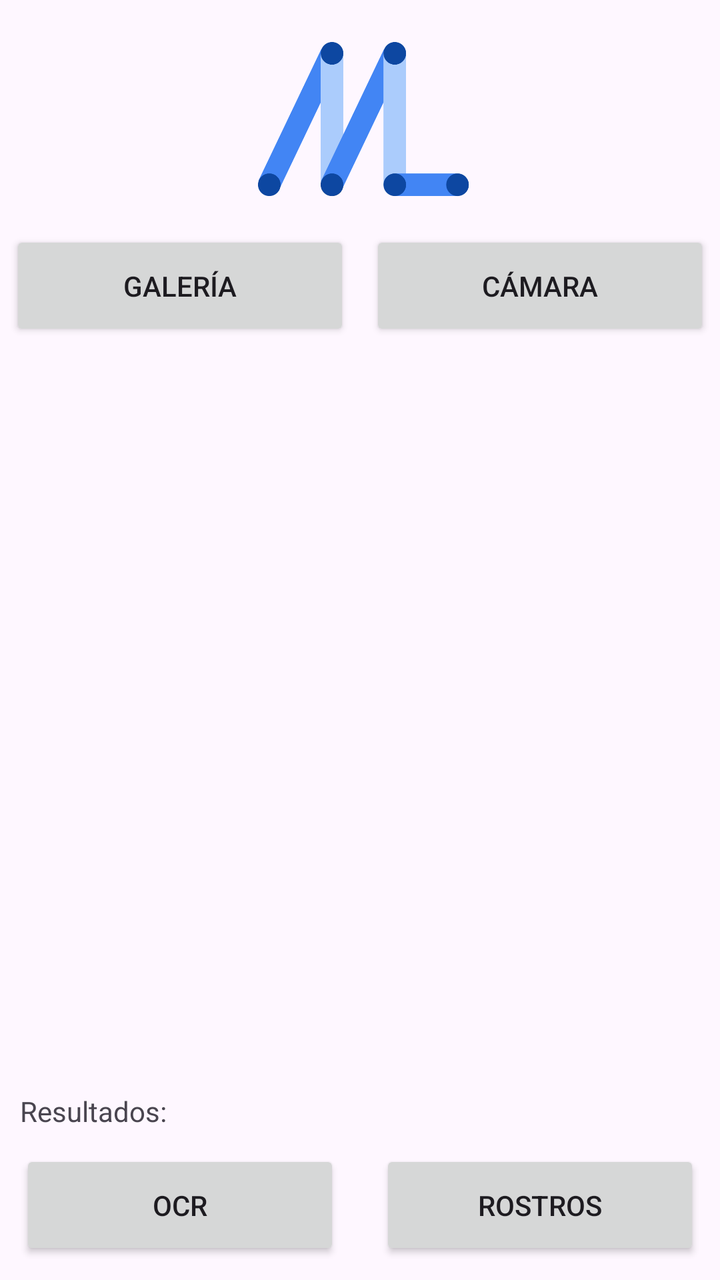
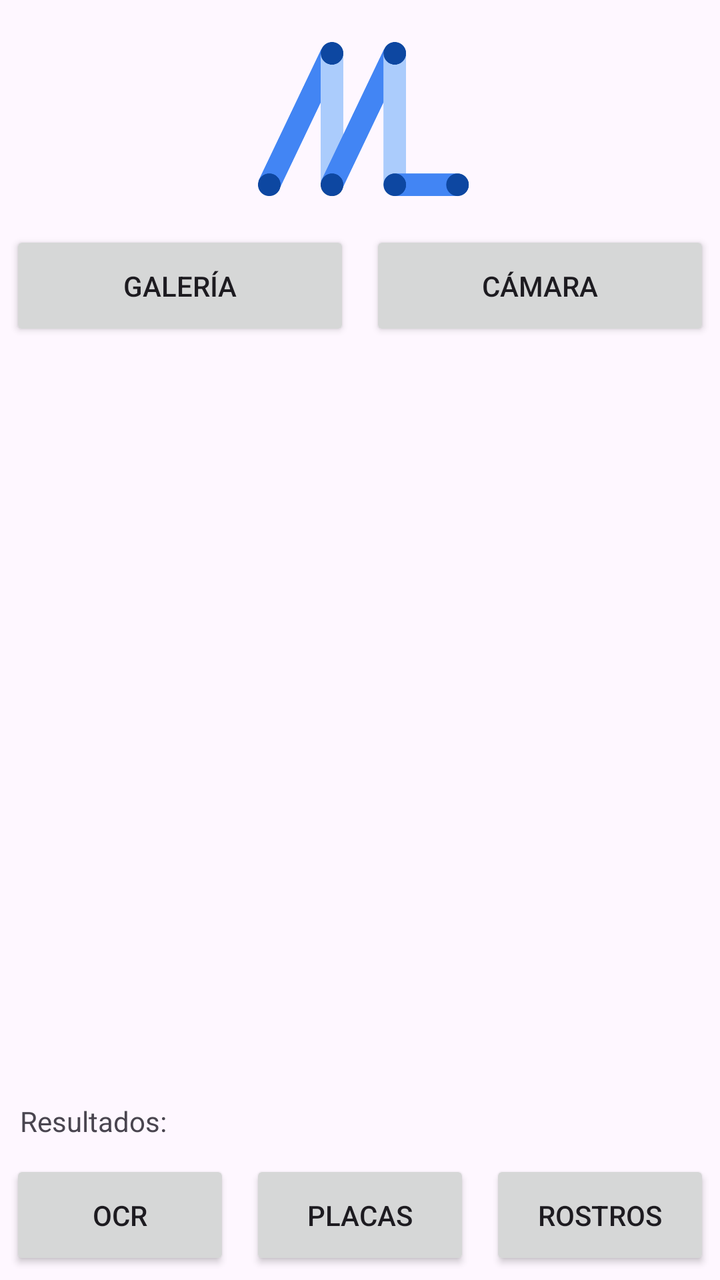

Two renders of the same Android screen: before a commit and after it. Below are the layout's source before the change and the commit's diff.
<!-- AndroidManifest.xml: application theme Theme.MLKit_Sem14 -->
<!-- res/layout/activity_main.xml -->
<?xml version="1.0" encoding="utf-8"?>
<androidx.constraintlayout.widget.ConstraintLayout xmlns:android="http://schemas.android.com/apk/res/android"
    xmlns:app="http://schemas.android.com/apk/res-auto"
    xmlns:tools="http://schemas.android.com/tools"
    android:id="@+id/main"
    android:layout_width="match_parent"
    android:layout_height="match_parent"
    tools:context=".MainActivity">

    <ImageView
        android:id="@+id/imgLogo"
        android:layout_width="120dp"
        android:layout_height="wrap_content"
        android:layout_margin="10dp"
        android:adjustViewBounds="true"
        android:scaleType="fitCenter"
        android:src="@drawable/ic_mlkit"
        app:layout_constraintTop_toTopOf="parent"
        app:layout_constraintStart_toStartOf="parent"
        app:layout_constraintEnd_toEndOf="parent" />

    <Button
        android:id="@+id/btGallery"
        android:layout_margin="5dp"
        android:layout_width="0dp"
        android:layout_height="55dp"
        android:onClick="abrirGaleria"
        android:text="Galería"
        app:layout_constraintTop_toBottomOf="@+id/imgLogo"
        app:layout_constraintLeft_toLeftOf="parent"
        app:layout_constraintRight_toLeftOf="@+id/btCamera" />

    <Button
        android:id="@+id/btCamera"
        android:layout_margin="5dp"
        android:layout_width="0dp"
        android:layout_height="55dp"
        android:onClick="abrirCamara"
        android:text="Cámara"
        app:layout_constraintTop_toBottomOf="@+id/imgLogo"
        app:layout_constraintLeft_toRightOf="@+id/btGallery"
        app:layout_constraintRight_toRightOf="parent" />

    <ImageView
        android:id="@+id/image_view"
        android:layout_margin="10dp"
        android:layout_width="match_parent"
        android:layout_height="0dp"
        app:layout_constraintTop_toBottomOf="@+id/btGallery"
        app:layout_constraintBottom_toTopOf="@+id/txtresults" />

    <TextView
        android:id="@+id/txtresults"
        android:layout_width="match_parent"
        android:layout_height="wrap_content"
        android:layout_margin="10dp"
        android:scrollbars="vertical"
        android:inputType="textMultiLine"
        android:text="Resultados:"
        app:layout_constraintBottom_toTopOf="@id/btText" />

    <Button
        android:id="@+id/btText"
        android:onClick="OCRfx"
        android:text="OCR"
        android:layout_margin="10dp"
        android:layout_width="0dp"
        android:layout_height="55dp"
        app:layout_constraintLeft_toLeftOf="parent"
        app:layout_constraintRight_toLeftOf="@id/btFace"
        app:layout_constraintBottom_toBottomOf="parent"/>

    <Button
        android:id="@+id/btFace"
        android:onClick="Rostrosfx"
        android:layout_margin="10dp"
        android:layout_width="0dp"
        android:layout_height="55dp"
        android:text="Rostros"
        app:layout_constraintBottom_toBottomOf="parent"
        app:layout_constraintRight_toRightOf="parent"
        app:layout_constraintLeft_toRightOf="@id/btText" />

</androidx.constraintlayout.widget.ConstraintLayout>
<!-- resources referenced by this layout -->
<resources>
  <!-- drawable ic_mlkit: png bitmap (drawable, 6664 bytes) -->
  <style name="Theme.MLKit_Sem14" parent="Base.Theme.MLKit_Sem14" />
  <style name="Base.Theme.MLKit_Sem14" parent="Theme.Material3.DayNight.NoActionBar">
          
          
      </style>
</resources>

<!-- the commit's change to res/layout/activity_main.xml (unified diff, before → after) -->
@@ -54,6 +54,7 @@
         android:layout_width="match_parent"
         android:layout_height="wrap_content"
         android:layout_margin="10dp"
+        android:maxLines="8"
         android:scrollbars="vertical"
         android:inputType="textMultiLine"
         android:text="Resultados:"
@@ -63,22 +64,33 @@
         android:id="@+id/btText"
         android:onClick="OCRfx"
         android:text="OCR"
-        android:layout_margin="10dp"
+        android:layout_margin="5dp"
         android:layout_width="0dp"
         android:layout_height="55dp"
         app:layout_constraintLeft_toLeftOf="parent"
-        app:layout_constraintRight_toLeftOf="@id/btFace"
+        app:layout_constraintRight_toLeftOf="@id/btPlaca"
         app:layout_constraintBottom_toBottomOf="parent"/>
+
+    <Button
+        android:id="@+id/btPlaca"
+        android:onClick="Placafx"
+        android:text="Placas"
+        android:layout_margin="5dp"
+        android:layout_width="0dp"
+        android:layout_height="55dp"
+        app:layout_constraintBottom_toBottomOf="parent"
+        app:layout_constraintLeft_toRightOf="@id/btText"
+        app:layout_constraintRight_toLeftOf="@id/btFace" />
 
     <Button
         android:id="@+id/btFace"
         android:onClick="Rostrosfx"
-        android:layout_margin="10dp"
+        android:layout_margin="5dp"
         android:layout_width="0dp"
         android:layout_height="55dp"
         android:text="Rostros"
         app:layout_constraintBottom_toBottomOf="parent"
         app:layout_constraintRight_toRightOf="parent"
-        app:layout_constraintLeft_toRightOf="@id/btText" />
+        app:layout_constraintLeft_toRightOf="@id/btPlaca" />
 
 </androidx.constraintlayout.widget.ConstraintLayout>
